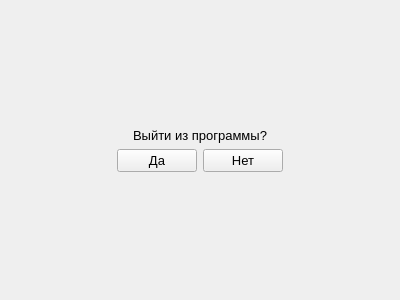
Lelius/FileLibrary, file exitform.ui: the form before one commit.
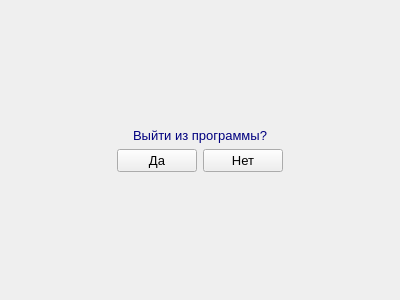
The form after the commit.

The edit to the form file:
```diff
--- a/exitform.ui
+++ b/exitform.ui
@@ -33,7 +33,7 @@
         <enum>Qt::LeftToRight</enum>
        </property>
        <property name="text">
-        <string>Выйти из программы?</string>
+        <string>&lt;html&gt;&lt;head/&gt;&lt;body&gt;&lt;p&gt;&lt;span style=&quot; color:#00007f;&quot;&gt;Выйти из программы?&lt;/span&gt;&lt;/p&gt;&lt;/body&gt;&lt;/html&gt;</string>
        </property>
        <property name="alignment">
         <set>Qt::AlignCenter</set>
```
